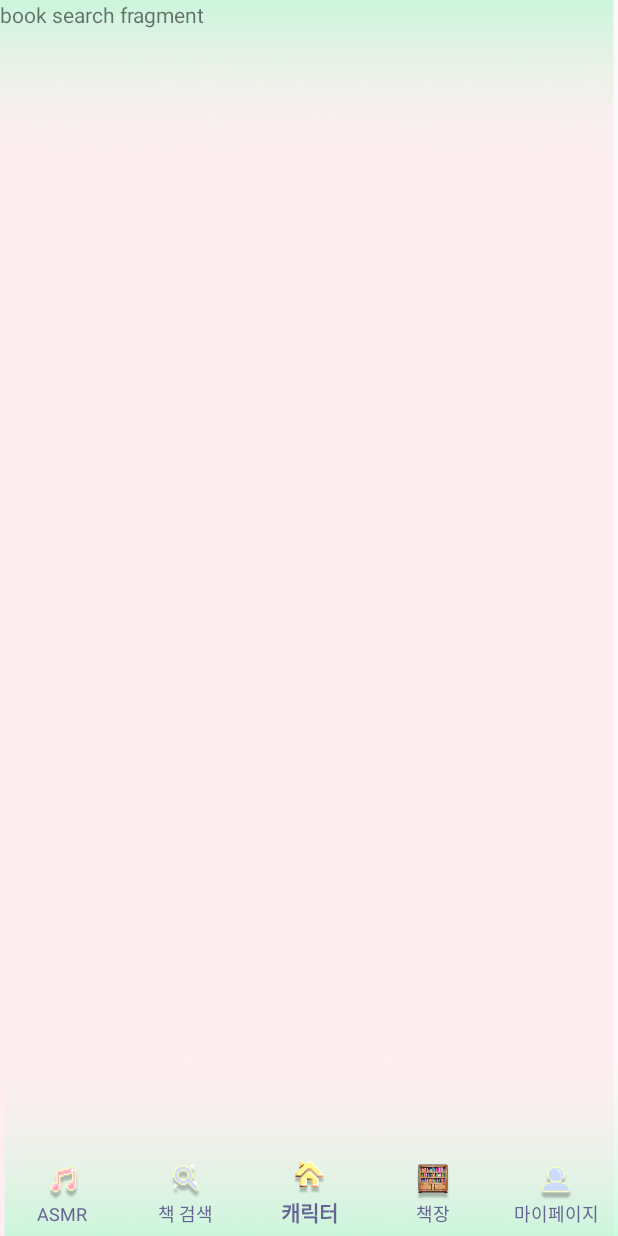
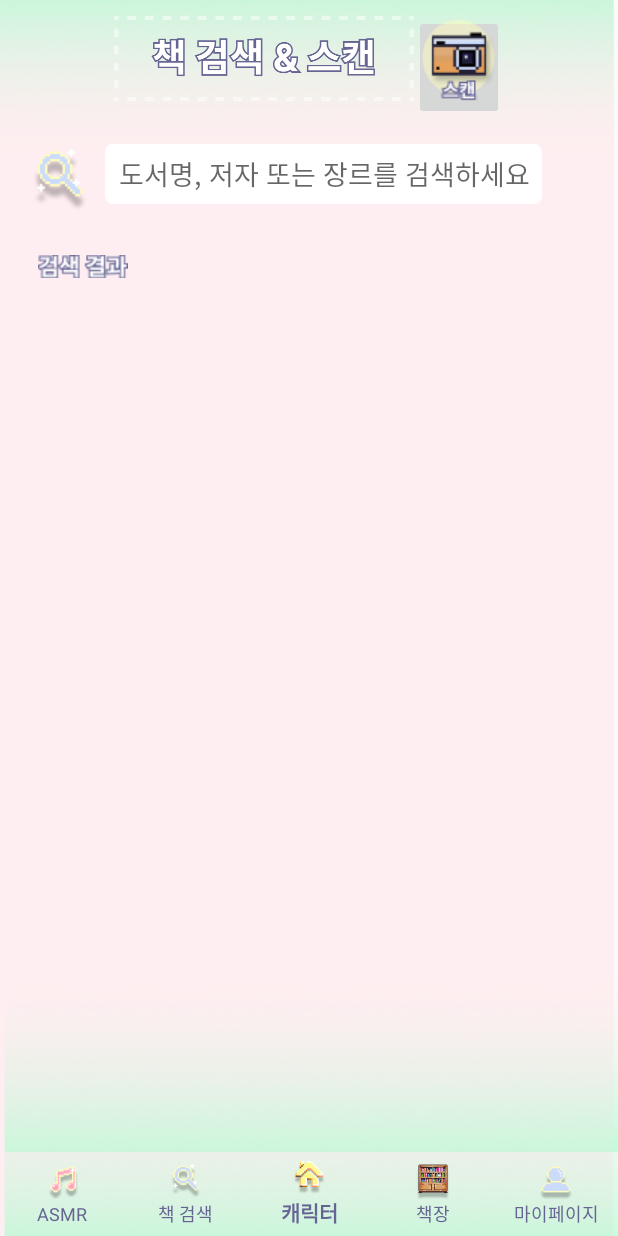
Before and after one commit to HJ2828/GURU2_Android_Book, an Android app: the fragment BookSearchFragment placed in its activity, on a phone screen of 412 x 824 dp. Run offline under Robolectric (Android 15) with nearby library versions, the phone set to English and light mode, and no system bars.

Commit message:
책 검색 & 스캔 xml 추가

```diff
--- a/app/build.gradle
+++ b/app/build.gradle
@@ -40,7 +40,9 @@ dependencies {
     implementation 'androidx.appcompat:appcompat:1.6.1'
     implementation 'com.google.android.material:material:1.5.0'
     implementation 'androidx.constraintlayout:constraintlayout:2.1.4'
+    implementation 'com.github.bumptech.glide:glide:4.12.0'
     testImplementation 'junit:junit:4.13.2'
     androidTestImplementation 'androidx.test.ext:junit:1.1.5'
     androidTestImplementation 'androidx.test.espresso:espresso-core:3.5.1'
+    annotationProcessor 'com.github.bumptech.glide:compiler:4.12.0'
 }
--- a/app/src/main/java/com/example/guru2_book/BookSearchFragment.kt
+++ b/app/src/main/java/com/example/guru2_book/BookSearchFragment.kt
@@ -1,15 +1,18 @@
 package com.example.guru2_book
 
 import android.os.Bundle
-import androidx.fragment.app.Fragment
 import android.view.LayoutInflater
 import android.view.View
 import android.view.ViewGroup
+import android.widget.EditText
+import androidx.fragment.app.Fragment
+import androidx.recyclerview.widget.GridLayoutManager
+import androidx.recyclerview.widget.RecyclerView
+import com.example.guru2_book.BookAdapter
+import com.example.guru2_book.BookItem
+import kotlinx.coroutines.*
 
-// TODO: Rename parameter arguments, choose names that match
-// the fragment initialization parameters, e.g. ARG_ITEM_NUMBER
-private const val ARG_PARAM1 = "param1"
-private const val ARG_PARAM2 = "param2"
+
 
 /**
  * A simple [Fragment] subclass.
@@ -17,15 +20,16 @@ private const val ARG_PARAM2 = "param2"
  * create an instance of this fragment.
  */
 class BookSearchFragment : Fragment() {
-    // TODO: Rename and change types of parameters
-    private var param1: String? = null
-    private var param2: String? = null
+
+    private lateinit var recyclerViewBooks: RecyclerView
+    private lateinit var edtSearchBook: EditText
+    private lateinit var bookAdapter: BookAdapter
+    private var bookList = emptyList<BookItem>()
 
     override fun onCreate(savedInstanceState: Bundle?) {
         super.onCreate(savedInstanceState)
         arguments?.let {
-            param1 = it.getString(ARG_PARAM1)
-            param2 = it.getString(ARG_PARAM2)
+
         }
     }
 
@@ -51,8 +55,7 @@ class BookSearchFragment : Fragment() {
         fun newInstance(param1: String, param2: String) =
             BookSearchFragment().apply {
                 arguments = Bundle().apply {
-                    putString(ARG_PARAM1, param1)
-                    putString(ARG_PARAM2, param2)
+
                 }
             }
     }
--- a/app/src/main/res/layout/fragment_book_search.xml
+++ b/app/src/main/res/layout/fragment_book_search.xml
@@ -1,14 +1,83 @@
 <?xml version="1.0" encoding="utf-8"?>
 <FrameLayout xmlns:android="http://schemas.android.com/apk/res/android"
+    xmlns:app="http://schemas.android.com/apk/res-auto"
     xmlns:tools="http://schemas.android.com/tools"
     android:layout_width="match_parent"
     android:layout_height="match_parent"
-    tools:context=".BookSearchFragment">
+    tools:context=".AddProfileFragment"
+    android:background="@drawable/background">
 
-    <!-- TODO: Update blank fragment layout -->
-    <TextView
+    <LinearLayout
+        android:id="@+id/backgroundLayout"
         android:layout_width="match_parent"
         android:layout_height="match_parent"
-        android:text="book search fragment" />
+        android:gravity="center_horizontal"
+        android:orientation="vertical"/>
+
+        <LinearLayout
+            android:layout_width="match_parent"
+            android:layout_height="70dp"
+            android:orientation="horizontal"
+            android:layout_marginTop="10dp"
+            android:layout_marginBottom="40dp"
+            android:gravity="center">
+
+            <ImageView
+                android:id="@+id/imageView"
+                android:layout_width="200dp"
+                android:layout_height="58dp"
+                android:layout_gravity="center_horizontal"
+                android:src="@drawable/bookSearchScan_tittle"/>
+
+            <ImageButton
+                android:id="@+id/btnScan"
+                android:layout_width="60dp"
+                android:layout_height="70dp"
+                android:src="@drawable/scannerButton"></ImageButton>
+        </LinearLayout>
+
+
+    <LinearLayout
+        android:id="@+id/linearSearch"
+        android:layout_width="match_parent"
+        android:layout_height="wrap_content"
+        android:layout_marginTop="96dp"
+        android:layout_marginBottom="20dp">
+
+        <ImageView
+            android:id="@+id/imageView3"
+            android:layout_width="40dp"
+            android:layout_height="50dp"
+            android:layout_marginLeft="20dp"
+            android:layout_marginRight="10dp"
+            android:src="@drawable/bottom_searchicon" />
+
+        <EditText
+            android:id="@+id/edtBookSearch"
+            android:layout_width="wrap_content"
+            android:layout_height="40dp"
+            android:layout_gravity="center_horizontal"
+            android:background="@drawable/searchBar"
+            android:ems="10"
+            android:hint="  도서명, 저자 또는 장르를 검색하세요"
+            android:inputType="text" />
+    </LinearLayout>
+
+    <ImageView
+        android:layout_width="60dp"
+        android:layout_height="35dp"
+        android:layout_marginTop="160dp"
+        android:layout_marginLeft="25dp"
+        android:src="@drawable/searchResult"></ImageView>
+
+    <androidx.recyclerview.widget.RecyclerView
+        android:id="@+id/recyclerViewBooks"
+        android:layout_width="340dp"
+        android:layout_height="377dp"
+        android:layout_marginLeft="25dp"
+        android:layout_marginTop="200dp"
+        app:layoutManager="androidx.recyclerview.widget.GridLayoutManager"
+        app:spanCount="2"
+        tools:layout_editor_absoluteY="198dp" />
 
 </FrameLayout>
```
Also changed, not shown: app/src/main/java/com/example/guru2_book/BookItem.kt (added, +10 -0 lines), app/src/main/res/layout/fragment_book_shelf.xml (+18 -5 lines), app/src/main/res/layout/item_book.xml (added, +14 -0 lines), app/src/main/res/drawable/bookSearchScan_tittle.png (added), app/src/main/res/drawable/bookshelf_tittle.png (added), app/src/main/res/drawable/default_book_cover.png (added), app/src/main/res/drawable/scannerButton.png (added), app/src/main/res/drawable/searchBar.png (added), app/src/main/res/drawable/searchResult.png (added).
